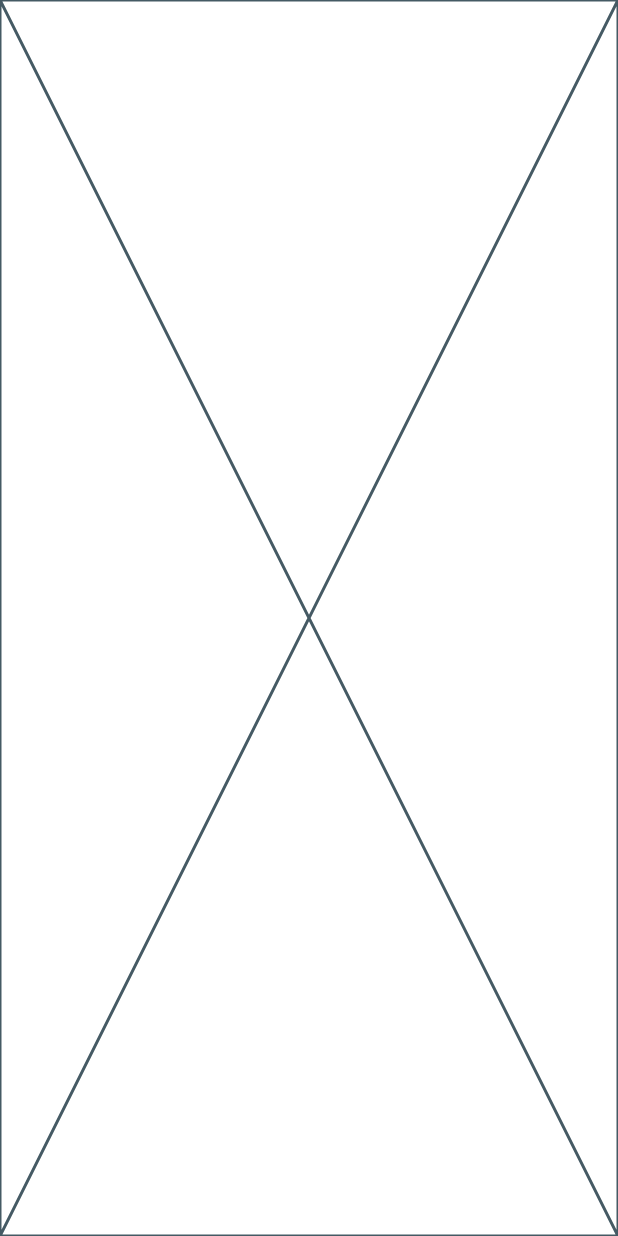
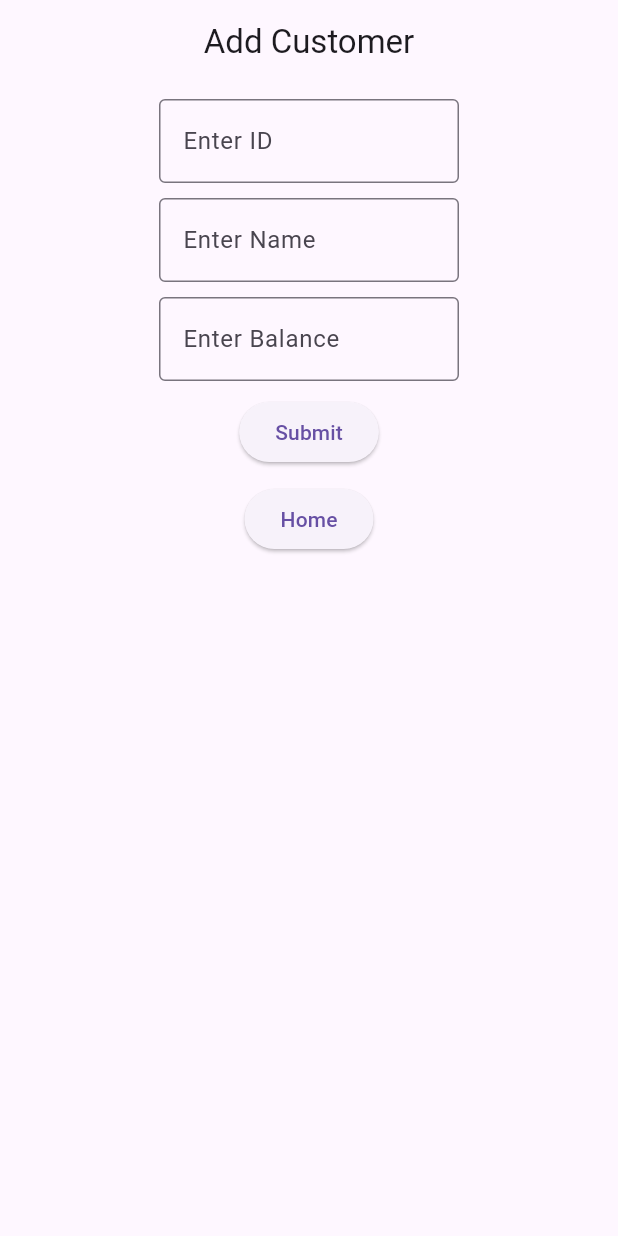
Before and after one commit to Oaska01/project2, a Flutter app: the screen it shows after launch, after a tap on "Add player", on a phone screen of 412 x 824 dp. Run offline on Flutter 3.47's test engine with Material 3 defaults, Android fonts, the phone set to English and light mode, and no system bars; missing offline and left inert: encrypted_shared_preferences.

Commit message:
updating add category page

```diff
--- a/lib/AddCategory.dart
+++ b/lib/AddCategory.dart
@@ -1,15 +1,147 @@
 import 'package:flutter/material.dart';
+import 'package:http/http.dart' as http;
+import 'dart:convert' as convert;
+
+import 'home.dart';
+
+// domain of your server
+const String _baseURL = 'finalmobileproject.000webhostapp.com';
 
 class AddPLayer extends StatefulWidget {
   const AddPLayer({super.key});
 
   @override
-  State<AddPLayer> createState() => _AddPLayerState();
+  State<AddPLayer> createState() => _AddCustomerState();
 }
 
-class _AddPLayerState extends State<AddPLayer> {
+class _AddCustomerState extends State<AddPLayer> {
+  // creates a unique key to be used by the form
+  // this key is necessary for validation
+  final GlobalKey<FormState> _formKey = GlobalKey<FormState>();
+  TextEditingController _controllerID = TextEditingController();
+  TextEditingController _controllerName = TextEditingController();
+  TextEditingController _controllerBalance = TextEditingController();
+  // the below variable is used to display the progress bar when retrieving data
+  bool _loading = false;
+
+
+  @override
+  void dispose() {
+    _controllerID.dispose();
+    _controllerName.dispose();
+    _controllerBalance.dispose();
+    super.dispose();
+  }
+
+  void update(String text) {
+    ScaffoldMessenger.of(context).showSnackBar(SnackBar(content: Text(text)));
+    setState(() {
+      _loading = false;
+    });
+  }
+
   @override
   Widget build(BuildContext context) {
-    return const Placeholder();
+    return Scaffold(
+        appBar: AppBar(
+          title: const Text('Add Customer'),
+          centerTitle: true,
+          // the below line disables the back button on the AppBar
+          automaticallyImplyLeading: false,
+        ),
+        body: Center(child: Form(
+          key: _formKey, // key to uniquely identify the form when performing validation
+          child: Column(
+            children: <Widget>[
+              const SizedBox(height: 10),
+              SizedBox(width: 200, child: TextFormField(controller: _controllerID,
+                keyboardType: TextInputType.number,
+                decoration: const InputDecoration(
+                  border: OutlineInputBorder(),
+                  hintText: 'Enter ID',
+                ),
+                validator: (String? value) {
+                  if (value == null || value.isEmpty) {
+                    return 'Please enter id';
+                  }
+                  return null;
+                },
+              )),
+              const SizedBox(height: 10),
+              SizedBox(width: 200, child: TextFormField(controller: _controllerName,
+                decoration: const InputDecoration(
+                  border: OutlineInputBorder(),
+                  hintText: 'Enter Name',
+                ),
+                validator: (String? value) {
+                  if (value == null || value.isEmpty) {
+                    return 'Please enter name';
+                  }
+                  return null;
+                },
+              )),
+              const SizedBox(height: 10),
+              SizedBox(width: 200, child: TextFormField(controller: _controllerBalance,
+                keyboardType: TextInputType.number,
+                decoration: const InputDecoration(
+                  border: OutlineInputBorder(),
+                  hintText: 'Enter Balance',
+                ),
+                validator: (String? value) {
+                  if (value == null || value.isEmpty) {
+                    return 'Please enter balance';
+                  }
+                  return null;
+                },
+              )),
+              const SizedBox(height: 10),
+              ElevatedButton(
+                // we need to prevent the user from sending another request, while current
+                // request is being processed
+                onPressed: _loading ? null : () { // disable button while loading
+                  if (_formKey.currentState!.validate()) {
+                    setState(() {
+                      _loading = true;
+                    });
+                    saveCustomer(update, int.parse(_controllerID.text), _controllerName.text,
+                        double.parse(_controllerBalance.text));
+                  }
+                },
+                child: const Text('Submit'),
+              ),
+              const SizedBox(height: 10),
+              ElevatedButton(
+                onPressed: () {
+                  Navigator.of(context).push(MaterialPageRoute(builder: (context) => const Home()));
+                },
+                child: const Text('Home'),
+              ),
+              const SizedBox(height: 10),
+              Visibility(visible: _loading, child: const CircularProgressIndicator())
+            ],
+          ),
+        )));
   }
 }
+
+void saveCustomer(Function(String text) update, int cid, String name, double balance) async {
+  try {
+    // we need to first retrieve and decrypt the key
+    // send a JSON object using http post
+    final response = await http.post(
+        Uri.parse('$_baseURL/saveCustomer.php'),
+        headers: <String, String>{
+          'Content-Type': 'application/json; charset=UTF-8',
+        }, // convert the cid, name and key to a JSON object
+        body: convert.jsonEncode(<String, String>{
+          'cid': '$cid', 'name': name, 'balance':'$balance', 'key': 'your_key'
+        })).timeout(const Duration(seconds: 5));
+    if (response.statusCode == 200) {
+      // if successful, call the update function
+      update(response.body);
+    }
+  }
+  catch(e) {
+    update(e.toString());
+  }
+}
```
